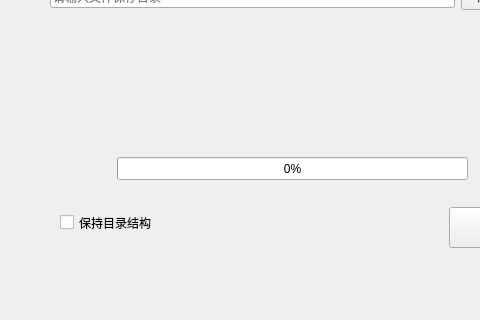
The window that mainwindow.ui (greatyingzi/qt_img_compress) describes before a commit, drawn with Qt 5; both pictures show x 0 to 480 and y 93 to 413 of the 611 by 413 pixel window.
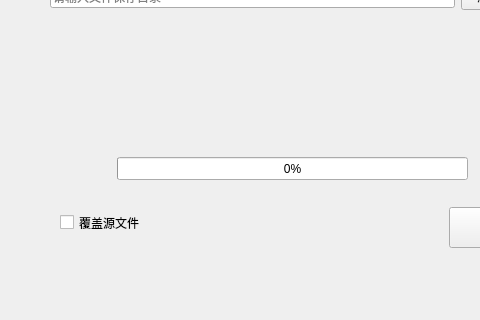
The same window after the commit.

Commit message: 删除多余代码 修复覆盖文件选择框异常

Diff of the .ui file:
```diff
--- a/mainwindow.ui
+++ b/mainwindow.ui
@@ -158,7 +158,7 @@
      </rect>
     </property>
     <property name="text">
-     <string>保持目录结构</string>
+     <string>覆盖源文件</string>
     </property>
    </widget>
   </widget>
```
Left out of the diff: 2 changed lines with no effect on the pictures. The commit also changes 3 other files.
